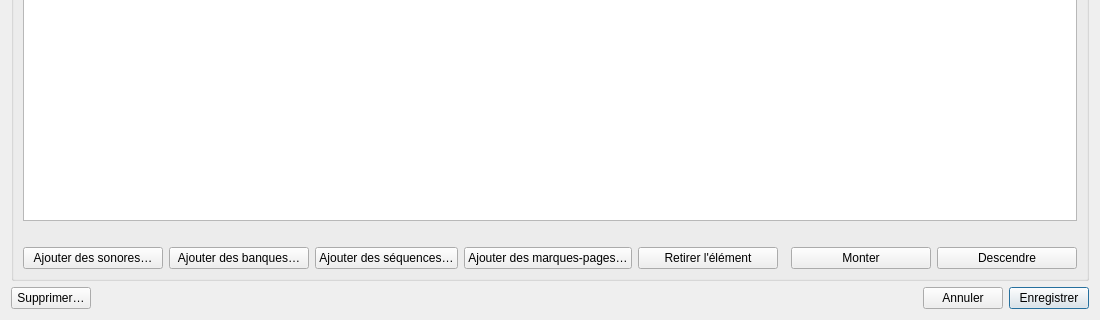
Above: src/machincast/interface/ui/fiche_evenement.ui from dascritch/machincast before the change; both pictures show x 0 to 1100 and y 380 to 700 of the 1100 by 700 pixel window. Below: the same form after it.
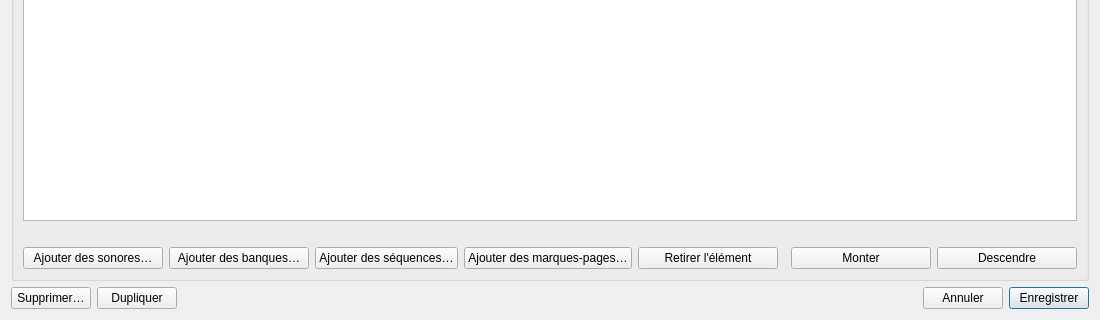
That is the form after the change.

Commit message:
feat(interface): dupliquer un événement, une séquence ou une banque
https://github.com/dascritch/machincast/issues/130
Dupliquer un Événement, Séquence ou Banque

Claude-Session: https://claude.ai/code/session_01KaPegkCQoT3k3oMgjXGsiv

Patch:
```diff
--- a/src/machincast/interface/ui/fiche_evenement.ui
+++ b/src/machincast/interface/ui/fiche_evenement.ui
@@ -312,7 +312,7 @@
     </layout>
    </item>
    <item>
-    <layout class="QHBoxLayout" name="pied" stretch="0,1,0,0">
+    <layout class="QHBoxLayout" name="pied" stretch="0,0,1,0,0">
      <item>
       <widget class="QPushButton" name="supprimer">
        <property name="text">
@@ -323,6 +323,16 @@
        </property>
       </widget>
      </item>
+     <item>
+      <widget class="QPushButton" name="dupliquer">
+       <property name="text">
+        <string>Dupliquer</string>
+       </property>
+       <property name="toolTip">
+        <string>Ouvre une copie de l'élément dans une nouvelle fiche ; rien n'est enregistré avant « Enregistrer ».</string>
+       </property>
+      </widget>
+     </item>
      <item>
       <widget class="QLabel" name="message">
        <property name="wordWrap">
```
The commit also changes 17 other files.
